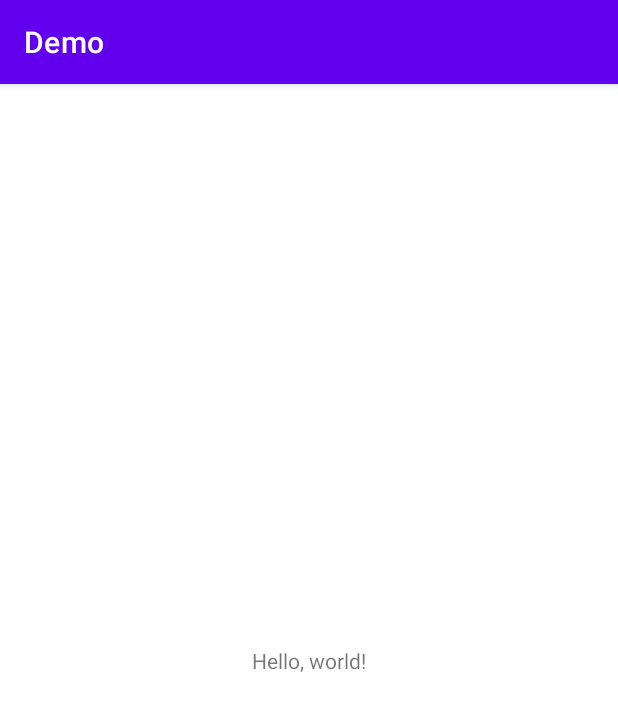
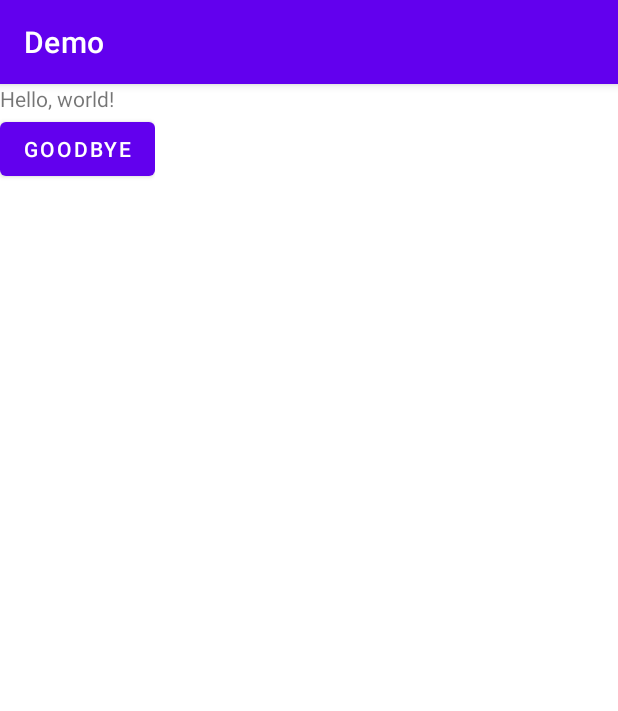
Before and after one commit to BigL-BigU/Demo, an Android app: the screen it shows after launch (MainActivity), on a phone screen of 412 x 824 dp. Shown: the top 711 px of the screen. Run offline under Robolectric (Android 15) with nearby library versions, the phone set to English and light mode, and no system bars.

Commit message:
nonfunctional button displayed

```diff
--- a/app/src/main/res/layout/activity_main.xml
+++ b/app/src/main/res/layout/activity_main.xml
@@ -1,18 +1,28 @@
 <?xml version="1.0" encoding="utf-8"?>
-<androidx.constraintlayout.widget.ConstraintLayout xmlns:android="http://schemas.android.com/apk/res/android"
+<RelativeLayout xmlns:android="http://schemas.android.com/apk/res/android"
     xmlns:app="http://schemas.android.com/apk/res-auto"
     xmlns:tools="http://schemas.android.com/tools"
     android:layout_width="match_parent"
     android:layout_height="match_parent"
     tools:context=".MainActivity">
 
-    <TextView
+    <LinearLayout
         android:layout_width="wrap_content"
         android:layout_height="wrap_content"
-        android:text="@string/greeting"
-        app:layout_constraintBottom_toBottomOf="parent"
-        app:layout_constraintLeft_toLeftOf="parent"
-        app:layout_constraintRight_toRightOf="parent"
-        app:layout_constraintTop_toTopOf="parent" />
+        android:orientation="vertical">
 
-</androidx.constraintlayout.widget.ConstraintLayout>
+        <TextView
+            android:id="@+id/greeting"
+            android:layout_width="wrap_content"
+            android:layout_height="wrap_content"
+            android:text="@string/greeting"/>
+
+        <Button
+            android:id="@+id/goodbye_button"
+            android:layout_width="wrap_content"
+            android:layout_height="wrap_content"
+            android:text="@string/goodbye_button"/>
+    </LinearLayout>
+
+
+</RelativeLayout>
--- a/app/src/main/res/values/strings.xml
+++ b/app/src/main/res/values/strings.xml
@@ -1,4 +1,5 @@
 <resources>
     <string name="app_name">Demo</string>
+    <string name="goodbye_button">Goodbye</string>
     <string name="greeting">Hello, world!</string>
 </resources>
```
